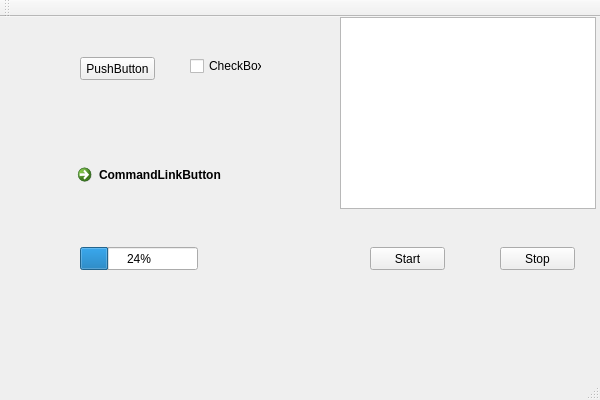
sashao/martlet, file eventsender/eventsender.ui: the form before one commit.
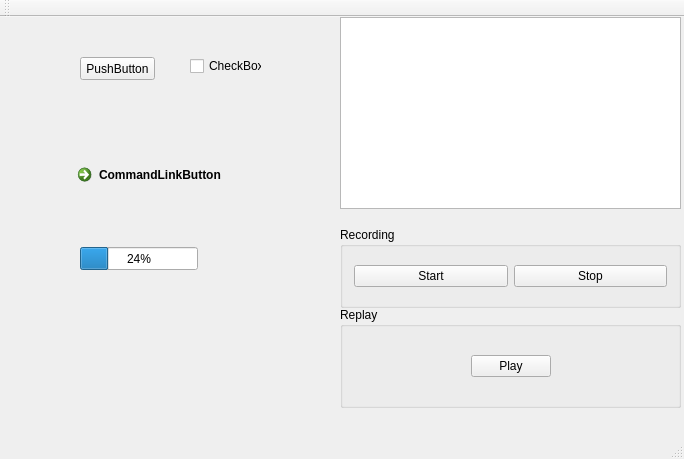
The form after the commit.

The edit to the form file:
```diff
--- a/eventsender/eventsender.ui
+++ b/eventsender/eventsender.ui
@@ -5,8 +5,8 @@
    <rect>
     <x>0</x>
     <y>0</y>
-    <width>600</width>
-    <height>400</height>
+    <width>684</width>
+    <height>459</height>
    </rect>
   </property>
   <property name="windowTitle" >
@@ -70,36 +70,87 @@
      <rect>
       <x>340</x>
       <y>0</y>
-      <width>256</width>
+      <width>341</width>
       <height>192</height>
      </rect>
     </property>
    </widget>
-   <widget class="QPushButton" name="pushButton_2" >
+   <widget class="QGroupBox" name="groupBox" >
     <property name="geometry" >
      <rect>
-      <x>370</x>
-      <y>230</y>
-      <width>75</width>
-      <height>23</height>
+      <x>340</x>
+      <y>210</y>
+      <width>341</width>
+      <height>81</height>
      </rect>
     </property>
-    <property name="text" >
-     <string>Start</string>
+    <property name="title" >
+     <string>Recording</string>
     </property>
+    <layout class="QHBoxLayout" name="horizontalLayout" >
+     <item>
+      <widget class="QPushButton" name="pushButton_2" >
+       <property name="text" >
+        <string>Start</string>
+       </property>
+      </widget>
+     </item>
+     <item>
+      <widget class="QPushButton" name="pushButton_3" >
+       <property name="text" >
+        <string>Stop</string>
+       </property>
+      </widget>
+     </item>
+    </layout>
    </widget>
-   <widget class="QPushButton" name="pushButton_3" >
+   <widget class="QGroupBox" name="groupBox_2" >
     <property name="geometry" >
      <rect>
-      <x>500</x>
-      <y>230</y>
-      <width>75</width>
-      <height>23</height>
+      <x>340</x>
+      <y>290</y>
+      <width>341</width>
+      <height>101</height>
      </rect>
     </property>
-    <property name="text" >
-     <string>Stop</string>
+    <property name="title" >
+     <string>Replay</string>
     </property>
+    <layout class="QHBoxLayout" name="horizontalLayout_2" >
+     <item>
+      <spacer name="horizontalSpacer" >
+       <property name="orientation" >
+        <enum>Qt::Horizontal</enum>
+       </property>
+       <property name="sizeHint" stdset="0" >
+        <size>
+         <width>40</width>
+         <height>20</height>
+        </size>
+       </property>
+      </spacer>
+     </item>
+     <item>
+      <widget class="QPushButton" name="playBtn" >
+       <property name="text" >
+        <string>Play</string>
+       </property>
+      </widget>
+     </item>
+     <item>
+      <spacer name="horizontalSpacer_2" >
+       <property name="orientation" >
+        <enum>Qt::Horizontal</enum>
+       </property>
+       <property name="sizeHint" stdset="0" >
+        <size>
+         <width>40</width>
+         <height>20</height>
+        </size>
+       </property>
+      </spacer>
+     </item>
+    </layout>
    </widget>
   </widget>
   <widget class="QMenuBar" name="menuBar" >
```
Left out of the diff: 2 changed lines with no effect on the pictures.
